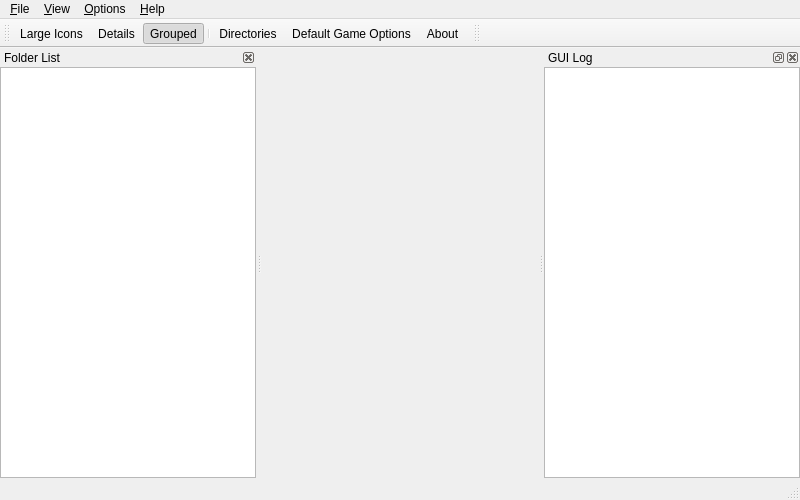
svn2github/mameplus, file trunk/qtui/mamepguimain.ui: the form before one commit.
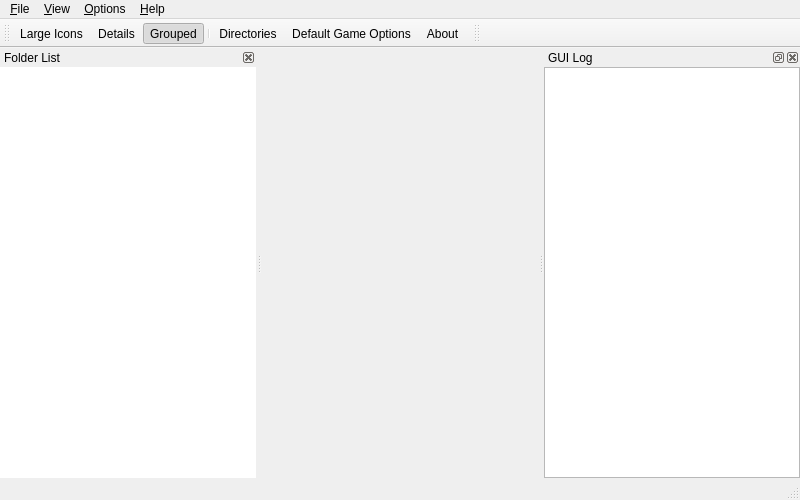
The form after the commit. Icons and pictures are not drawn.

Commit message: flat style frames

Patch:
```diff
--- a/trunk/qtui/mamepguimain.ui
+++ b/trunk/qtui/mamepguimain.ui
@@ -274,6 +274,9 @@
      </property>
      <item row="0" column="0">
       <widget class="QTreeWidget" name="treeFolders">
+       <property name="frameShape">
+        <enum>QFrame::NoFrame</enum>
+       </property>
        <property name="headerHidden">
         <bool>true</bool>
        </property>
```
The commit also changes 3 other files.
